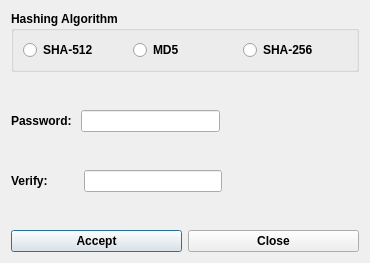
Qt form ui/HashingAlgorithm.ui (xen0vas/UserManager) before a commit.
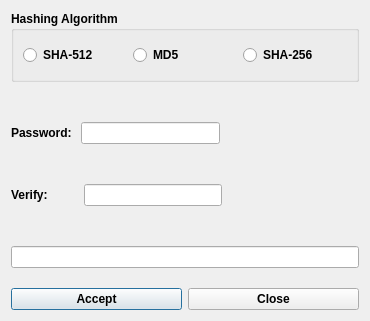
The same form after that commit. Icons and pictures are not drawn.

Commit message: Hashing functionality refactoring

What changed in the file:
```diff
--- a/ui/HashingAlgorithm.ui
+++ b/ui/HashingAlgorithm.ui
@@ -7,7 +7,7 @@
     <x>0</x>
     <y>0</y>
     <width>366</width>
-    <height>263</height>
+    <height>321</height>
    </rect>
   </property>
   <property name="font">
@@ -155,6 +155,25 @@
      </property>
     </spacer>
    </item>
+   <item>
+    <widget class="QLineEdit" name="usrEdit"/>
+   </item>
+   <item>
+    <spacer name="verticalSpacer_13">
+     <property name="orientation">
+      <enum>Qt::Vertical</enum>
+     </property>
+     <property name="sizeType">
+      <enum>QSizePolicy::Preferred</enum>
+     </property>
+     <property name="sizeHint" stdset="0">
+      <size>
+       <width>285</width>
+       <height>14</height>
+      </size>
+     </property>
+    </spacer>
+   </item>
    <item>
     <layout class="QHBoxLayout" name="horizontalLayout">
      <item>
```
Left out of the diff: 16 changed lines with no effect on the pictures. The commit also changes 8 other files.
